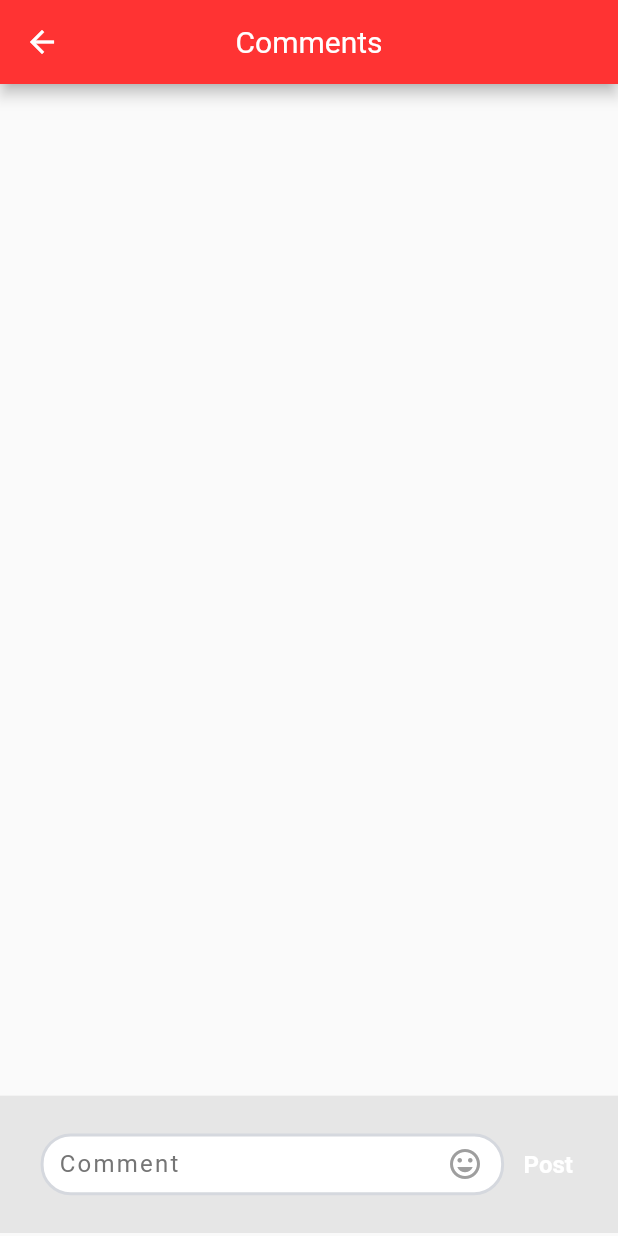
After one commit to Enisco/football_app, a Flutter app: the screen it shows after launch, after a tap on "Comments Page", on a phone screen of 412 x 824 dp. The commit adds this screen. Run offline on Flutter 3.47's test engine with Material 2 defaults, Android fonts, the phone set to English and light mode, and no system bars; our stand-ins replace rflutter_alert; missing offline and left inert: outline_search_bar.

Commit message:
Added comment screen

```diff
--- a/lib/main.dart
+++ b/lib/main.dart
@@ -1,6 +1,7 @@
 import 'package:flutter/material.dart';
+import 'package:football_app/screens/comments/comment_page.dart';
 import 'package:football_app/screens/logout/logout_confirmtn.dart';
-import 'package:football_app/screens/payment%20screens/add_card_back.dart';
+import 'package:football_app/screens/payment%20screens/add_card_front.dart';
 import 'package:football_app/screens/payment%20screens/paystack_gateway.dart';
 import 'package:football_app/search_teams_nation/search_teams.dart';
 
@@ -58,7 +59,8 @@ class SelectScreen extends StatelessWidget {
             ButtonToPageWidget(
                 pageIndex: 4, pageTitle: 'Paystack/Flutterwave Gateways'),
             ButtonToPageWidget(pageIndex: 5, pageTitle: 'Add cards'),
-            ButtonToPageWidget(pageIndex: 6, pageTitle: 'Logout Alert'),
+             ButtonToPageWidget(pageIndex: 6, pageTitle: 'Comments Page'),
+            ButtonToPageWidget(pageIndex: 7, pageTitle: 'Logout Alert'),
           ],
         ),
       ),
@@ -72,7 +74,8 @@ List Pages = [
   AddBankAccount(),
   NetellerWithdrawalScreen(),
   PayStackGateway(),
-  AddCardBack(),
+  AddCardFront(),
+  CommentPage(),
   LogOutConfirmation(),
 ];
 
--- /dev/null
+++ b/lib/screens/comments/comment_page.dart
@@ -0,0 +1,180 @@
+import 'package:flutter/material.dart';
+import 'package:football_app/screens/comments/comment_models.dart';
+import 'package:football_app/screens/comments/comment_widgets.dart';
+
+TextEditingController commentController = TextEditingController();
+String messageString = '';
+CommentModel cModel = CommentModel(
+    avatar: Icons.perm_identity_outlined,
+    userName: 'Name',
+    content: messageString);
+
+class CommentPage extends StatefulWidget {
+  const CommentPage({Key? key}) : super(key: key);
+
+  @override
+  State<CommentPage> createState() => _CommentPageState();
+}
+
+class _CommentPageState extends State<CommentPage> {
+  @override
+  Widget build(BuildContext context) {
+    Size size = MediaQuery.of(context).size;
+
+    return Scaffold(
+      appBar: AppBar(
+        backgroundColor: const Color.fromRGBO(255, 51, 51, 1),
+        leading: IconButton(
+            onPressed: () {
+              Navigator.pop(context);
+            },
+            icon: const Icon(Icons.arrow_back)),
+        centerTitle: true,
+        title: const Text(
+          'Comments',
+        ),
+      ),
+      body: SizedBox(
+        height: size.height,
+        width: size.width,
+        child: Stack(
+          children: [
+            Positioned(
+              top: 5,
+              child: SizedBox(
+                height: size.height * 0.8,
+                // height: ,
+                width: size.width,
+                child: Column(
+                  children: [
+                    Expanded(
+                      child: ListView.builder(
+                        shrinkWrap: true,
+                        padding: const EdgeInsets.all(8),
+                        itemCount: eachCommentWidget.length,
+                        itemBuilder: (BuildContext context, index) {
+                          return eachCommentWidget[index];
+                        },
+                      ),
+                    ),
+                  ],
+                ),
+              ),
+            ),
+            //------------------------------------------------------------
+
+            const Positioned(bottom: 2, child: CommentBoxAndButton()),
+          ],
+        ),
+      ),
+    );
+  }
+}
+
+//------------------------------Comment Box And Button Widget----------------------------------------
+
+class CommentBoxAndButton extends StatefulWidget {
+  const CommentBoxAndButton({Key? key}) : super(key: key);
+
+  @override
+  State<CommentBoxAndButton> createState() => _CommentBoxAndButtonState();
+}
+
+class _CommentBoxAndButtonState extends State<CommentBoxAndButton> {
+  @override
+  Widget build(BuildContext context) {
+    Size size = MediaQuery.of(context).size;
+
+    return Container(
+        decoration: BoxDecoration(
+          color: const Color.fromRGBO(230, 230, 230, 1),
+          border: Border.all(
+            color: const Color.fromRGBO(230, 230, 230, 1),
+            width: 1.2,
+          ),
+        ),
+        width: size.width,
+        height: size.height / 9,
+        child: Row(
+          mainAxisAlignment: MainAxisAlignment.center,
+          children: [
+            Container(
+              margin: const EdgeInsets.only(left: 10),
+              decoration: BoxDecoration(
+                color: const Color.fromRGBO(255, 255, 255, 1),
+                borderRadius: const BorderRadius.all(Radius.circular(20)),
+                border: Border.all(
+                  color: const Color.fromRGBO(213, 216, 222, 1),
+                  width: 2,
+                ),
+              ),
+              width: size.width * 0.75,
+              height: size.height / 20,
+              child: TextFormField(
+                controller: commentController,
+                cursorColor: Colors.black45,
+                decoration: const InputDecoration(
+                  border: InputBorder.none,
+                  suffixIcon: Icon(
+                    Icons.insert_emoticon_sharp,
+                    color: Color.fromRGBO(158, 158, 158, 1),
+                  ),
+                  hintText: "Comment",
+                  hintStyle: TextStyle(
+                    fontFamily: 'Roboto',
+                    color: Color.fromRGBO(117, 117, 117, 1),
+                    fontSize: 16,
+                    letterSpacing: 1.5,
+                  ),
+                  contentPadding: EdgeInsets.only(left: 10, top: 3),
+                ),
+              ),
+            ),
+            SizedBox(
+              width: size.width / 7,
+              height: size.height / 22,
+              child: TextButton(
+                onPressed: () {
+                  //-----------------------------COMMENT----------------------------
+                  print('Commented');
+                  setState(
+                    () {
+                      comments.add(commentController.text);
+                      eachCommentWidget.add(
+                        CommentWidget(
+                          comment: comments[eachCommentWidget.length],
+                        ),
+                      );
+                      currentIndex = comments.length + 1;
+                      // commentController.text = '';
+                    },
+                  );
+                  commentController.clear();
+                  //-----------------------------COMMENT----------------------------
+                },
+                child: const Text(
+                  'Post',
+                  style: TextStyle(
+                      color: Color.fromRGBO(255, 255, 255, 1),
+                      fontWeight: FontWeight.w600,
+                      fontSize: 16),
+                ),
+              ),
+            )
+          ],
+        ));
+  }
+}
+
+int currentIndex = 0;
+List<String> comments = [
+  '',
+  // 'fdfcyhj fvi9er08i',
+  // 'fdfc yhjfvi9 er08i gfc ad322932 njew908d',
+];
+
+List<Widget> eachCommentWidget = [
+  CommentWidget(
+    comment: comments[0],
+  ),
+];
--- /dev/null
+++ b/lib/screens/comments/comment_widgets.dart
@@ -0,0 +1,191 @@
+import 'package:flutter/material.dart';
+import 'package:football_app/screens/comments/comment_page.dart';
+
+class CommentWidget extends StatefulWidget {
+  final String comment;
+
+  const CommentWidget({
+    key,
+    required this.comment,
+  }) : super(key: key);
+
+  @override
+  State<CommentWidget> createState() => _CommentWidgetState();
+}
+
+class _CommentWidgetState extends State<CommentWidget> {
+  List<String> myReplies = [];
+
+  @override
+  Widget build(BuildContext context) {
+    Size size = MediaQuery.of(context).size;
+
+    if (widget.comment != '') {
+      return Row(
+        crossAxisAlignment: CrossAxisAlignment.start,
+        children: [
+          CircleAvatar(
+            radius: size.width / 25,
+            backgroundColor: Colors.black45,
+            child: Icon(
+              // Icons.perm_identity_sharp,
+              cModel.avatar,
+              color: Colors.brown,
+            ),
+          ),
+          Expanded(
+            child: Column(
+              crossAxisAlignment: CrossAxisAlignment.start,
+              children: [
+                Padding(
+                  padding: const EdgeInsets.only(left: 10, bottom: 5, top: 5),
+                  child: Text(
+                    cModel.userName,
+                    style: const TextStyle(
+                        color: Color.fromRGBO(79, 79, 79, 1),
+                        fontWeight: FontWeight.w700),
+                  ),
+                ),
+                Container(
+                  margin: const EdgeInsets.only(left: 10),
+                  padding: const EdgeInsets.all(10),
+                  constraints: BoxConstraints(
+                    maxWidth: size.width * 0.7,
+                  ),
+                  decoration: const BoxDecoration(
+                      color: Color.fromRGBO(0, 187, 89, 1),
+                      borderRadius: BorderRadius.only(
+                        topRight: Radius.circular(12),
+                        bottomLeft: Radius.circular(12),
+                        bottomRight: Radius.circular(12),
+                      )),
+                  child: Text(widget.comment),
+                ),
+                Padding(
+                  padding: const EdgeInsets.only(
+                    left: 10,
+                    bottom: 5,
+                  ),
+                  child: SizedBox(
+                    height: size.height / 25,
+                    child: TextButton(
+                      onPressed: () {
+                        print('Commented');
+                        setState(
+                          () {
+
+                            // commentController
+                          },
+                        );
+                      },
+                      child: const Text(
+                        'Reply',
+                        style: TextStyle(
+                            color: Color.fromRGBO(79, 79, 79, 1),
+                            fontWeight: FontWeight.w600),
+                      ),
+                    ),
+                  ),
+                ),
+                Column(
+                  children: [
+                    ListView.builder(
+                      physics: const ClampingScrollPhysics(),
+                      shrinkWrap: true,
+                      padding: const EdgeInsets.all(8),
+                      itemCount: myReplies.length,
+                      itemBuilder: (BuildContext context, index) {
+                        return ReplyCommentWidget(
+                            commentReply: myReplies[index]);
+                      },
+                    ),
+                  ],
+                ),
+              ],
+            ),
+          ),
+        ],
+      );
+    } else {
+      return Container();
+    }
+  }
+}
+
+//-----------------------------------------------------------------------------
+
+class ReplyCommentWidget extends StatefulWidget {
+  final String commentReply;
+
+  const ReplyCommentWidget({
+    key,
+    required this.commentReply,
+  }) : super(key: key);
+
+  @override
+  State<ReplyCommentWidget> createState() => _ReplyCommentWidgetState();
+}
+
+class _ReplyCommentWidgetState extends State<ReplyCommentWidget> {
+  @override
+  Widget build(BuildContext context) {
+    Size size = MediaQuery.of(context).size;
+
+    if (widget.commentReply != '') {
+      return Container(
+        child: Row(
+          crossAxisAlignment: CrossAxisAlignment.start,
+          children: [
+            CircleAvatar(
+              radius: size.width / 25,
+              backgroundColor: Colors.black45,
+              child: Icon(
+                cModel.avatar,
+                color: Colors.brown,
+              ),
+            ),
+            Expanded(
+              child: Column(
+                crossAxisAlignment: CrossAxisAlignment.start,
+                children: [
+                  Padding(
+                    padding: const EdgeInsets.only(left: 10, bottom: 5, top: 5),
+                    child: Text(
+                      cModel.userName,
+                      style: const TextStyle(
+                          color: Color.fromRGBO(79, 79, 79, 1),
+                          fontWeight: FontWeight.w700),
+                    ),
+                  ),
+                  Container(
+                    margin: const EdgeInsets.only(left: 10),
+                    padding: const EdgeInsets.all(10),
+                    constraints: BoxConstraints(
+                      maxWidth: size.width * 0.65,
+                    ),
+                    decoration: const BoxDecoration(
+                        color: Color.fromRGBO(0, 187, 89, 1),
+                        borderRadius: BorderRadius.only(
+                          topRight: Radius.circular(12),
+                          bottomLeft: Radius.circular(12),
+                          bottomRight: Radius.circular(12),
+                        )),
+                    child: Text(widget.commentReply),
+                  ),
+                  const Padding(
+                    padding: EdgeInsets.only(
+                      left: 10,
+                      bottom: 5,
+                    ),
+                  ),
+                ],
+              ),
+            ),
+          ],
+        ),
+      );
+    } else {
+      return Container();
+    }
+  }
+}
```
Also changed, not shown: lib/screens/comments/comment_models.dart (added, +14 -0 lines), lib/screens/payment screens/add_card_back.dart (+8 -1 lines), lib/screens/payment screens/add_card_front.dart (line endings or trailing spaces).
